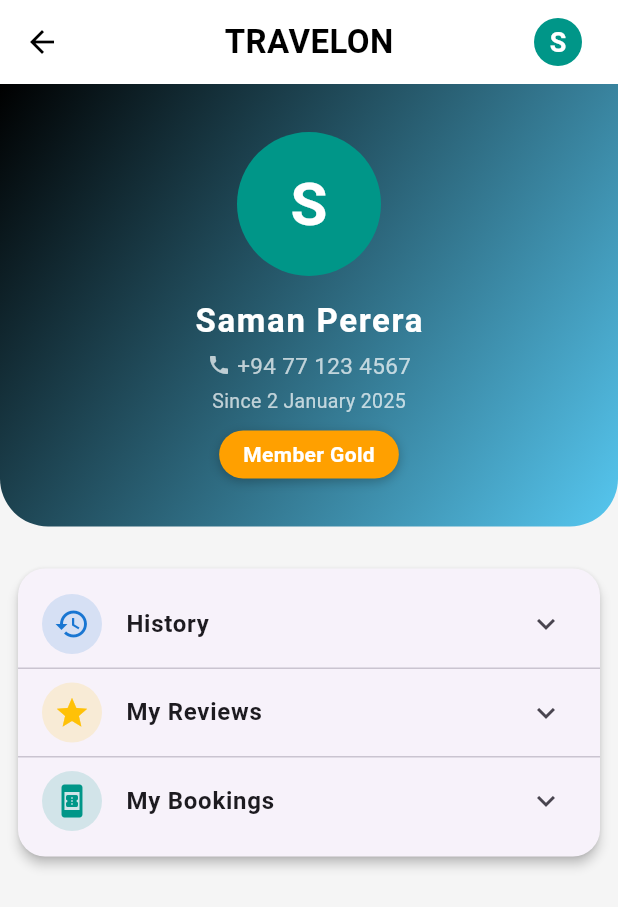
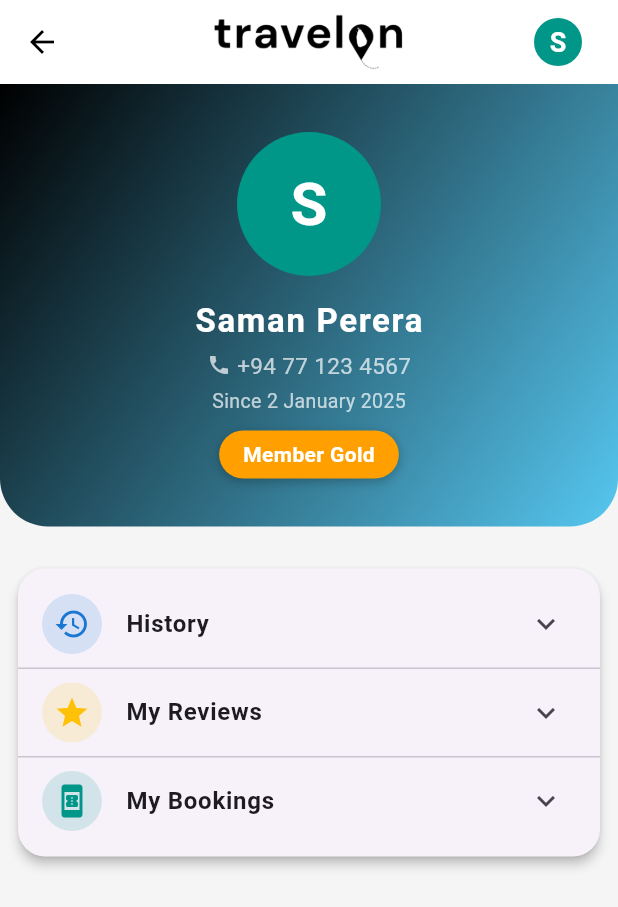
Before and after one commit to Team-EXYTE/Travelon-mobile, a Flutter app: the screen it shows after launch, item 4 of the bottom bar chosen, on a phone screen of 412 x 824 dp. Shown: the top 907 px of the screen. Run offline on Flutter 3.47's test engine with Material 3 defaults, Android fonts, the phone set to English and light mode, and no system bars; our stand-ins replace file_picker, flutter_map, geolocator, latlong2.

Commit message:
Added logo

```diff
--- a/lib/screens/profile_screen.dart
+++ b/lib/screens/profile_screen.dart
@@ -18,13 +18,9 @@ class UserProfilePage extends StatelessWidget {
     appBar: AppBar(
       backgroundColor: Colors.white,
       elevation: 0,
-        title: const Text(
-          'TRAVELON',
-          style: TextStyle(
-            color: Colors.black,
-            fontWeight: FontWeight.bold,
-            letterSpacing: 0.3,
-          ),
+      title: Image.asset(
+        'assets/logoblack.png',
+        height: 40,
       ),
       centerTitle: true,
       actions: [
--- a/lib/screens/signup_screen.dart
+++ b/lib/screens/signup_screen.dart
@@ -42,8 +42,10 @@ class _SignupPageState extends State<SignupPage> {
               key: _formKey,
               child: Column(
                 children: [
-                  Icon(Icons.person_add_alt_1, size: 50),
-                  SizedBox(height: 12),
+                  Image.asset(
+                'assets/logoblack.png',
+                height: 70,),
+                  SizedBox(height: 8),
                   Text("Create your Travelon account", style: TextStyle(fontSize: 22, fontWeight: FontWeight.bold)),
                   SizedBox(height: 24),
                   TextFormField(
```
Also changed, not shown: lib/screens/login_screen.dart (+6 -4 lines), assets/logoblack.png (added). Lines whose indentation alone changed are shown as unchanged.
